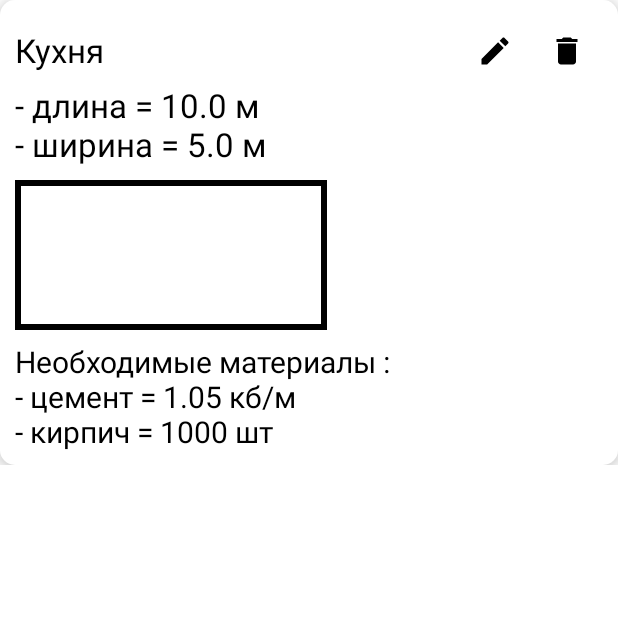
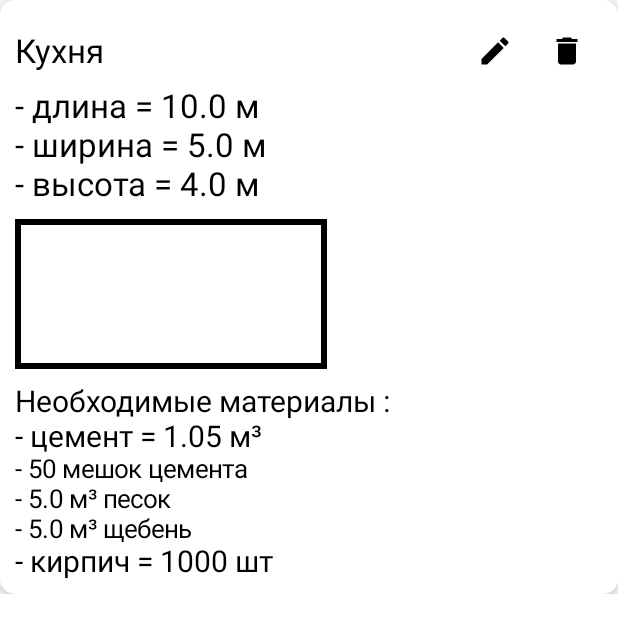
Before and after one commit to behzod234963/House-Constructor, an Android app built with Jetpack Compose: the @Preview function PreviewRoomItem, on a phone screen of 412 x 824 dp. Shown: the top 633 px of the screen. Run offline under Robolectric (Android 15) with nearby library versions, the phone set to English and light mode, and no system bars.

Commit message:
added some functions

```diff
--- a/app/src/main/java/com/mr/anonym/houseconstructor/ui/items/RoomItem.kt
+++ b/app/src/main/java/com/mr/anonym/houseconstructor/ui/items/RoomItem.kt
@@ -1,7 +1,6 @@
 package com.mr.anonym.houseconstructor.ui.items
 
 import androidx.compose.foundation.layout.Arrangement
-import androidx.compose.foundation.layout.Box
 import androidx.compose.foundation.layout.Column
 import androidx.compose.foundation.layout.Row
 import androidx.compose.foundation.layout.Spacer
@@ -35,9 +34,13 @@ fun RoomItem(
     secondaryColor: Color,
     roomName: String,
     cement: Double,
+    cementWithBag:Int,
+    sand:Double,
+    crushedStone:Double,
     brick: Int,
     length: Double,
     width: Double,
+    height:Double,
     onEditClick: () -> Unit,
     onDeleteClick: () -> Unit
 ) {
@@ -101,6 +104,11 @@ fun RoomItem(
                 color = secondaryColor,
                 fontSize = 22.sp
             )
+            Text(
+                text = "- высота = $height м",
+                color = secondaryColor,
+                fontSize = 22.sp
+            )
             Row(
                 modifier = Modifier
                     .fillMaxWidth()
@@ -145,9 +153,24 @@ fun RoomItem(
                 fontSize = 20.sp
             )
             Text(
-                text = "- цемент = $cement кб/м",
+                text = "- цемент = $cement м³",
                 color = secondaryColor,
                 fontSize = 20.sp
+            )
+            Text(
+                text = "- $cementWithBag мешок цемента",
+                color = secondaryColor,
+                fontSize = 17.sp
+            )
+            Text(
+                text = "- $sand м³ песок",
+                color = secondaryColor,
+                fontSize = 17.sp
+            )
+            Text(
+                text = "- $crushedStone м³ щебень",
+                color = secondaryColor,
+                fontSize = 17.sp
             )
             Text(
                 text = "- кирпич = $brick шт",
@@ -156,6 +179,7 @@ fun RoomItem(
             )
         }
     }
+    Spacer(Modifier.height(10.dp))
 }
 
 @Preview
@@ -166,9 +190,13 @@ private fun PreviewRoomItem() {
         Color.Black,
         "Кухня",
         1.05,
-        1000,
-        10.0,
-        5.0,
+        cementWithBag = 50,
+        sand = 5.0,
+        crushedStone = 5.0,
+        brick = 1000,
+        length = 10.0,
+        width = 5.0,
+        height = 4.0,
         onEditClick = {},
         onDeleteClick = {})
 }
```
Also changed, not shown: app/src/main/java/com/mr/anonym/houseconstructor/helpers/CalculateMaterials.kt (+16 -11 lines), app/src/main/java/com/mr/anonym/houseconstructor/helpers/Extensions.kt (added, +30 -0 lines), app/src/main/java/com/mr/anonym/houseconstructor/ui/screens/AddHouseScreen.kt (+59 -135 lines).
